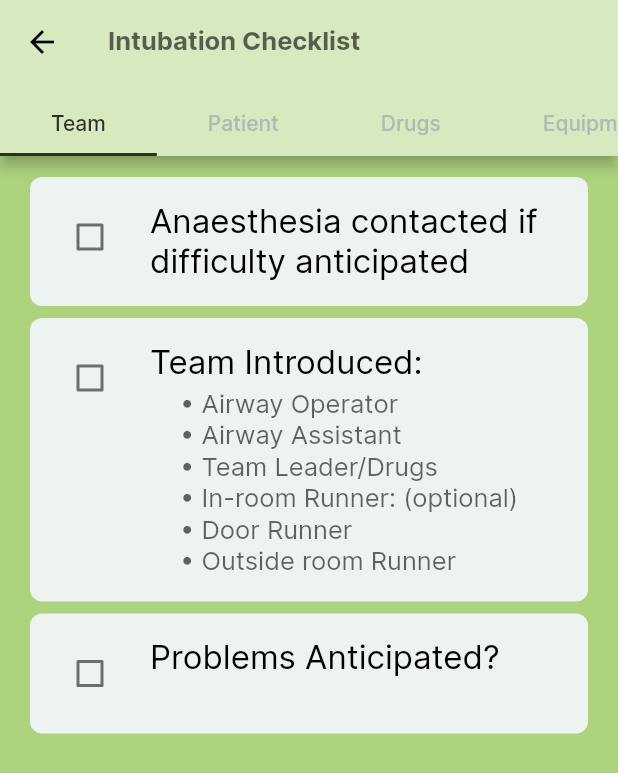
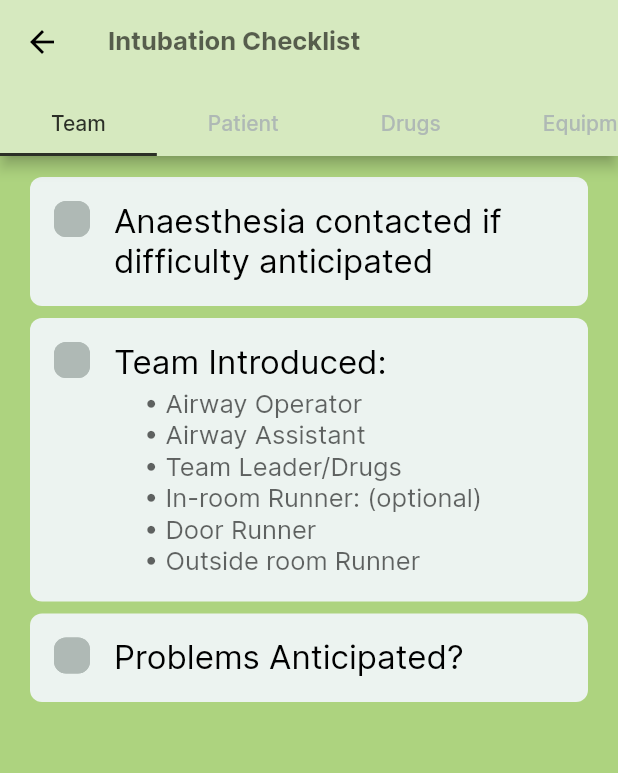
Before and after one commit to Western-Health-Covid19-Collaboration/wh_covid19_app, a Flutter app: the IntubationChecklistPage screen opened by its route, on a phone screen of 412 x 824 dp. Shown: the top 773 px of the screen. Run offline on Flutter 3.47's test engine with Material 2 defaults, Android fonts, the phone set to English and light mode, and no system bars; our stand-ins replace chewie, flutter_svg, flutter_widget_from_html, package_info, shared_preferences, video_player; missing offline and left inert: matrix_gesture_detector; accounts and stored records are empty; project files that could hold a hidden picture were left out.

Commit message:
added custom checkbox

```diff
--- /dev/null
+++ b/lib/widget/checkbox.dart
@@ -0,0 +1,42 @@
+import 'package:flutter/material.dart';
+import 'package:flutter_svg/svg.dart';
+import 'package:wh_covid19/style.dart';
+
+class ChecklistCheckbox extends StatelessWidget {
+  final Function onChecked;
+  final bool checked;
+
+  /// the height and width of the checkbox (default: 24)
+  final double dimensions;
+
+  const ChecklistCheckbox(
+      {@required this.checked, @required this.onChecked, this.dimensions = 24});
+
+  @override
+  Widget build(BuildContext context) {
+    final checkIcon = SvgPicture.asset(
+      'assets/images/icon/SVG/icon_checkmark.svg',
+    );
+
+    const borderRadius = BorderRadius.all(Radius.circular(8));
+
+    final background =
+        BoxDecoration(color: AppColors.grey600, borderRadius: borderRadius);
+
+    return InkWell(
+      onTap: () {
+        onChecked();
+      },
+      child: Container(
+        decoration: background,
+        height: dimensions,
+        width: dimensions,
+        child: checked
+            ? checkIcon
+            : Container(
+                foregroundDecoration: background,
+              ),
+      ),
+    );
+  }
+}
--- a/lib/widget/lists/intubation_checklist_item.dart
+++ b/lib/widget/lists/intubation_checklist_item.dart
@@ -3,6 +3,7 @@ import 'package:flutter/material.dart';
 import '../../models/IntubationChecklist.dart';
 import '../../style.dart';
 import '../../widget/cards/reusable_card_base.dart';
+import '../../widget/checkbox.dart';
 import '../../widget/lists/string_list.dart';
 
 class IntubationChecklistItemWidget extends StatefulWidget {
@@ -45,11 +46,11 @@ class _IntubationChecklistItemWidgetState
         Row(
           crossAxisAlignment: CrossAxisAlignment.start,
           children: <Widget>[
-            Checkbox(
-                value: _checked,
-                onChanged: (newValue) {
+            ChecklistCheckbox(
+                checked: _checked,
+                onChecked: () {
                   setState(() {
-                    _checked = newValue;
+                    _checked = !_checked;
                   });
                 }),
             Expanded(
```
Also changed, not shown: assets/images/icon/SVG/icon_checkmark.svg (renamed from assets/images/checkbox_on.svg).
